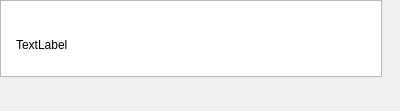
Above: infowidget.ui from MarioUnoDueTreQuattro/AudioPlayer before the change. Below: the same form after it.
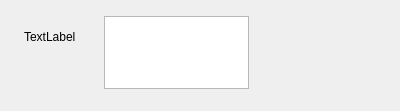
That is the form after the change. Custom widgets are drawn as their Qt base class.

```diff
--- a/infowidget.ui
+++ b/infowidget.ui
@@ -19,10 +19,10 @@
    </property>
    <property name="geometry">
     <rect>
-     <x>0</x>
-     <y>0</y>
-     <width>382</width>
-     <height>77</height>
+     <x>104</x>
+     <y>16</y>
+     <width>145</width>
+     <height>73</height>
     </rect>
    </property>
    <property name="readOnly">
@@ -32,8 +32,8 @@
   <widget class="ClickableLabel" name="labelPix">
    <property name="geometry">
     <rect>
-     <x>16</x>
-     <y>8</y>
+     <x>24</x>
+     <y>0</y>
      <width>73</width>
      <height>73</height>
     </rect>
```
